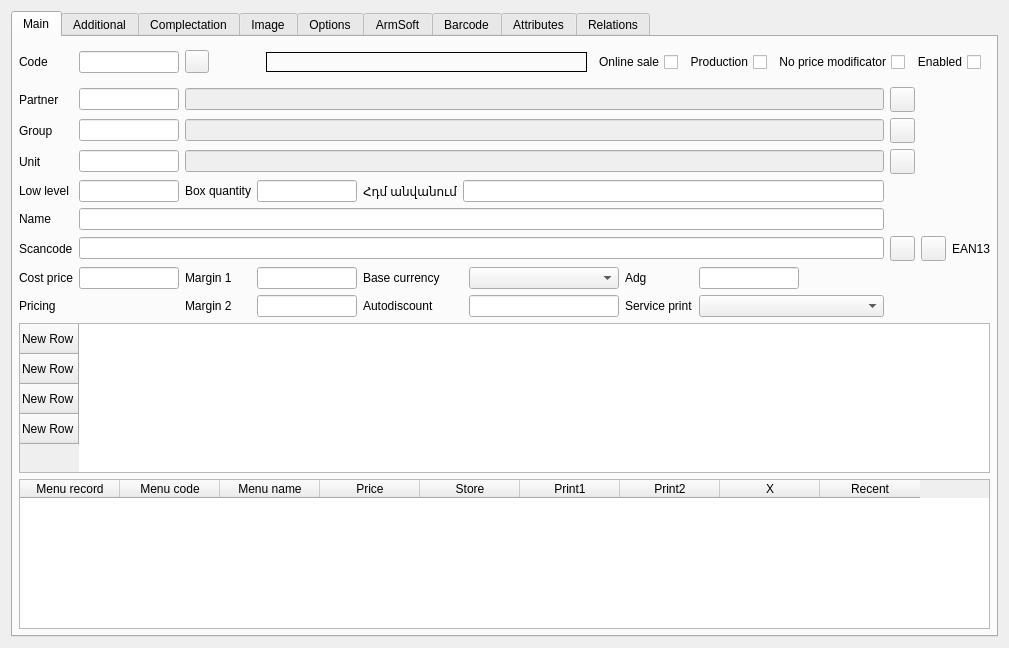
Before: the Qt Designer form Editors/ce5goods.ui in End1-1/Cafe5, drawn with Qt 5.
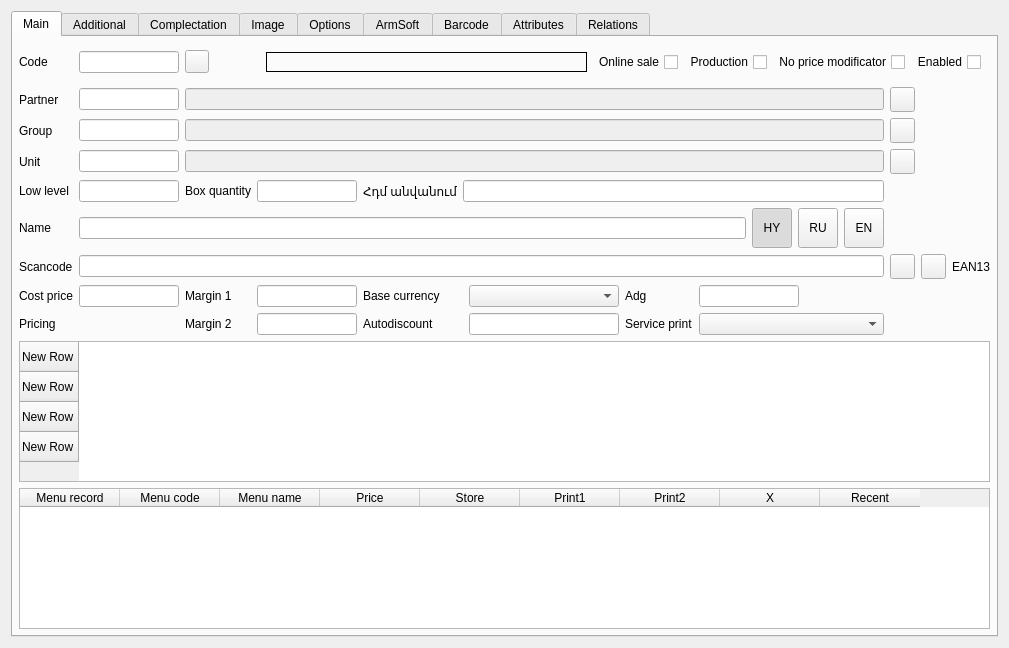
After: the same form once the commit is applied. Icons and pictures are not drawn. Custom widgets are drawn as their Qt base class.

What changed in the file:
```diff
--- a/Editors/ce5goods.ui
+++ b/Editors/ce5goods.ui
@@ -374,17 +374,102 @@
         </widget>
        </item>
        <item row="10" column="1" colspan="9">
-        <widget class="C5LineEditWithSelector" name="leName">
-         <property name="Field" stdset="0">
-          <string>f_name</string>
+        <layout class="QHBoxLayout" name="hlNameLang">
+         <property name="spacing">
+          <number>6</number>
          </property>
-         <property name="Check" stdset="0">
-          <string>empty=&quot;Name&quot;</string>
-         </property>
-         <property name="allowall" stdset="0">
-          <bool>true</bool>
-         </property>
-        </widget>
+         <item>
+          <widget class="C5LineEditWithSelector" name="leName">
+           <property name="Field" stdset="0">
+            <string>f_name</string>
+           </property>
+           <property name="Check" stdset="0">
+            <string>empty=&quot;Name&quot;</string>
+           </property>
+           <property name="allowall" stdset="0">
+            <bool>true</bool>
+           </property>
+          </widget>
+         </item>
+         <item>
+          <widget class="QToolButton" name="btnLangHy">
+           <property name="minimumSize">
+            <size>
+             <width>40</width>
+             <height>40</height>
+            </size>
+           </property>
+           <property name="maximumSize">
+            <size>
+             <width>50</width>
+             <height>40</height>
+            </size>
+           </property>
+           <property name="text">
+            <string>HY</string>
+           </property>
+           <property name="checkable">
+            <bool>true</bool>
+           </property>
+           <property name="checked">
+            <bool>true</bool>
+           </property>
+           <property name="autoExclusive">
+            <bool>true</bool>
+           </property>
+          </widget>
+         </item>
+         <item>
+          <widget class="QToolButton" name="btnLangRu">
+           <property name="minimumSize">
+            <size>
+             <width>40</width>
+             <height>40</height>
+            </size>
+           </property>
+           <property name="maximumSize">
+            <size>
+             <width>50</width>
+             <height>40</height>
+            </size>
+           </property>
+           <property name="text">
+            <string>RU</string>
+           </property>
+           <property name="checkable">
+            <bool>true</bool>
+           </property>
+           <property name="autoExclusive">
+            <bool>true</bool>
+           </property>
+          </widget>
+         </item>
+         <item>
+          <widget class="QToolButton" name="btnLangEn">
+           <property name="minimumSize">
+            <size>
+             <width>40</width>
+             <height>40</height>
+            </size>
+           </property>
+           <property name="maximumSize">
+            <size>
+             <width>50</width>
+             <height>40</height>
+            </size>
+           </property>
+           <property name="text">
+            <string>EN</string>
+           </property>
+           <property name="checkable">
+            <bool>true</bool>
+           </property>
+           <property name="autoExclusive">
+            <bool>true</bool>
+           </property>
+          </widget>
+         </item>
+        </layout>
        </item>
        <item row="7" column="4">
         <widget class="QLabel" name="lbLowLevel_4">
```
